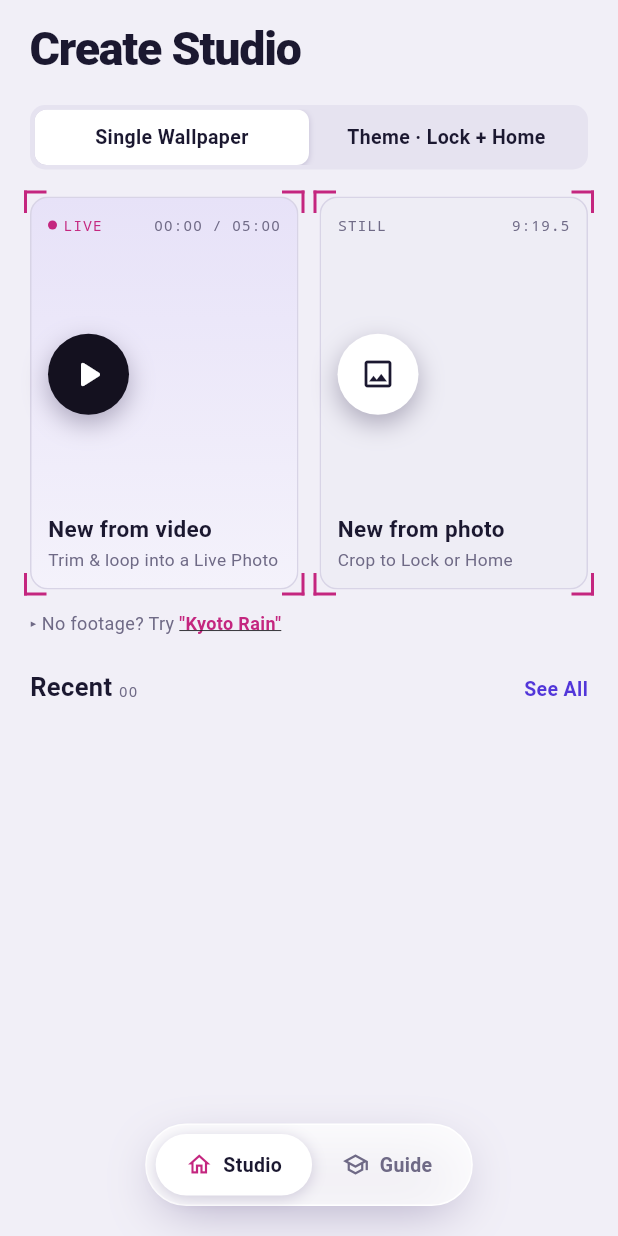
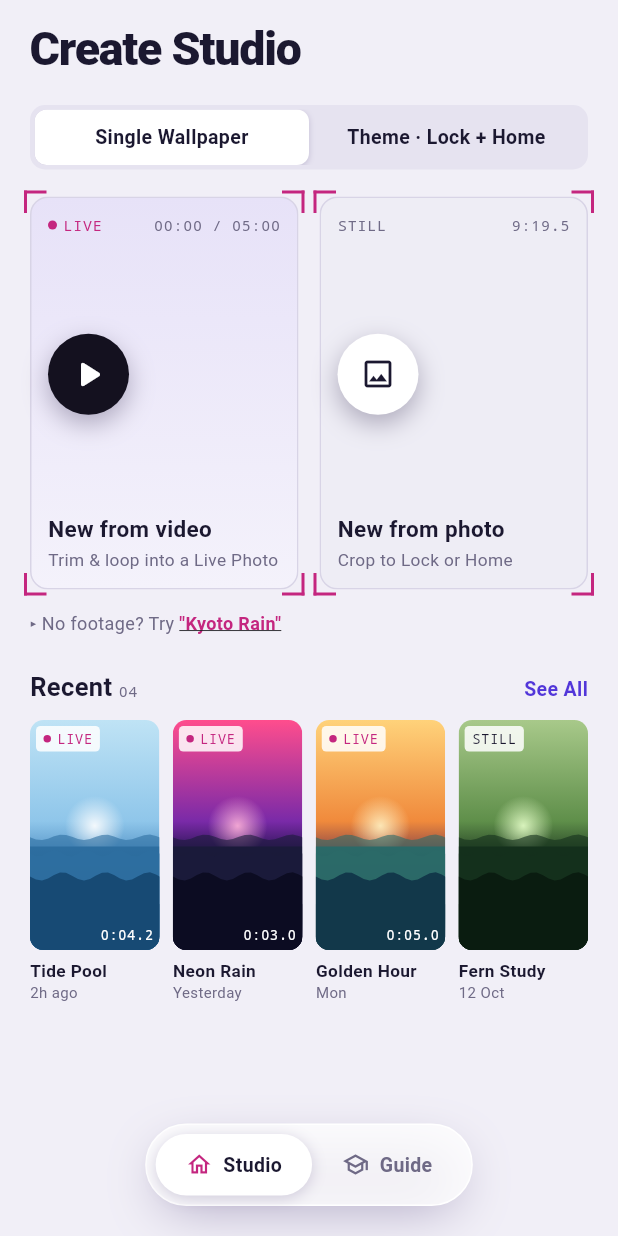
Before and after one commit to itservices-svg/live-wallpaper-studio, a Flutter app: the screen it shows after launch, on a phone screen of 412 x 824 dp. Run offline on Flutter 3.47's test engine with Material 3 defaults, Android fonts, the phone set to English and light mode, and no system bars; our stand-ins replace video_player; missing offline and left inert: photo_manager, photo_manager_image_provider, video_thumbnail.

Commit message:
Restore RecentItem and sample recents; drop invalid lint entry
Co-Authored-By: Claude Sonnet 5.5 <noreply@anthropic.com>
Claude-Session: https://claude.ai/code/session_01NJFhxYZKGA8hzrh59qFnhf

```diff
--- a/analysis_options.yaml
+++ b/analysis_options.yaml
@@ -2,6 +2,5 @@ include: package:flutter_lints/flutter.yaml
 
 linter:
   rules:
-    deprecated_member_use: false
     prefer_const_constructors: false
     prefer_const_literals_to_create_immutables: false
--- a/lib/data/scenes.dart
+++ b/lib/data/scenes.dart
@@ -113,3 +113,19 @@ final photoGroups = <MediaGroup>[
     for (var i = 0; i < scenes.length; i++) MediaItem(scenes[i].name, '', i),
   ]),
 ];
+
+class RecentItem {
+  const RecentItem(this.name, this.sceneIndex, this.duration, this.live, this.ago);
+  final String name;
+  final int sceneIndex;
+  final String duration;
+  final bool live;
+  final String ago;
+}
+
+const recents = <RecentItem>[
+  RecentItem('Tide Pool', 8, '0:04.2', true, '2h ago'),
+  RecentItem('Neon Rain', 7, '0:03.0', true, 'Yesterday'),
+  RecentItem('Golden Hour', 1, '0:05.0', true, 'Mon'),
+  RecentItem('Fern Study', 11, '', false, '12 Oct'),
+];
```
